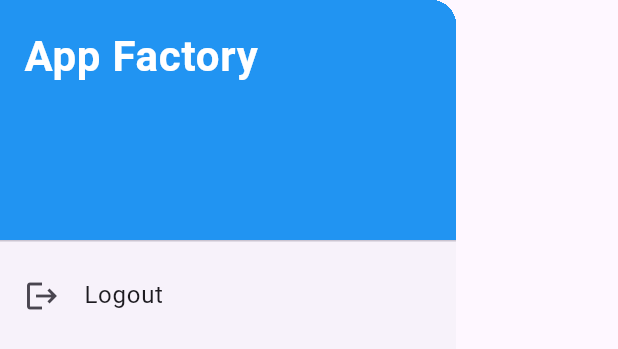
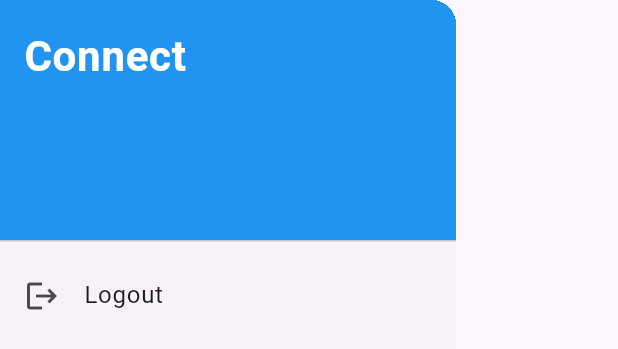
Before and after one commit to minazakaria88/FacebookClone, a Flutter app: the MyDrawer widget shown alone on an empty page, opened directly, on a phone screen of 412 x 824 dp. Shown: the top 349 px of the screen. Run offline on Flutter 3.47's test engine with Material 3 defaults, Android fonts, the phone set to English and light mode, and no system bars; our stand-ins replace bloc, cached_network_image, cloud_firestore, dio, equatable, firebase_auth and 8 more; accounts and stored records are empty; network calls fail.

Commit message:
add name to drawer

```diff
--- a/lib/features/auth/data/repositories/auth_repo.dart
+++ b/lib/features/auth/data/repositories/auth_repo.dart
@@ -23,7 +23,6 @@ class AuthRepository {
     );
     await userCredential.user!.updateDisplayName(name);
     await userCredential.user!.reload();
-
     return userCredential.user!;
   }
 
--- a/lib/features/feeds/data/repositories/feeds_repo.dart
+++ b/lib/features/feeds/data/repositories/feeds_repo.dart
@@ -80,6 +80,7 @@ class FeedsRepository {
 
   Future<void> addComment(PostModel post, String comment) async {
     final userId = FirebaseAuth.instance.currentUser?.uid;
+    logger.d(userId);
     final commentModel = CommentModel(
       userId: userId?? '',
       comment: comment,
--- a/lib/features/feeds/presentation/widgets/feeds_screen_widgets/my_drawer.dart
+++ b/lib/features/feeds/presentation/widgets/feeds_screen_widgets/my_drawer.dart
@@ -1,3 +1,5 @@
+import 'package:app_factory/core/helpers/extenstion.dart';
+import 'package:firebase_auth/firebase_auth.dart';
 import 'package:flutter/material.dart';
 import 'package:flutter_bloc/flutter_bloc.dart';
 
@@ -19,11 +21,23 @@ class MyDrawer extends StatelessWidget {
         children: [
           DrawerHeader(
             decoration: const BoxDecoration(color: AppColors.blueColor),
-            child: Text(
-              'App Factory',
-              style: AppStyles.bold28BlackTextColor.copyWith(
-                color: Colors.white,
-              ),
+            child: Column(
+              crossAxisAlignment: CrossAxisAlignment.start,
+              children: [
+                Text(
+                  'Connect',
+                  style: AppStyles.bold28BlackTextColor.copyWith(
+                    color: Colors.white,
+                  ),
+                ),
+                10.h,
+                Text(
+                  FirebaseAuth.instance.currentUser!.displayName ?? '',
+                  style: AppStyles.regular16textgreyColor.copyWith(
+                    color: Colors.white,
+                  ),
+                ),
+              ],
             ),
           ),
           ListTile(
```
Also changed, not shown: lib/features/auth/presentation/pages/register_screen.dart (+18 -2 lines).
